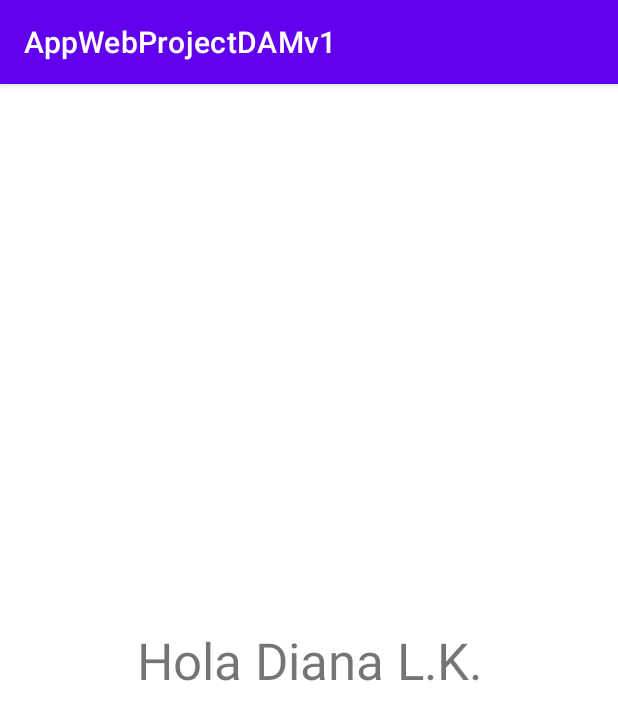
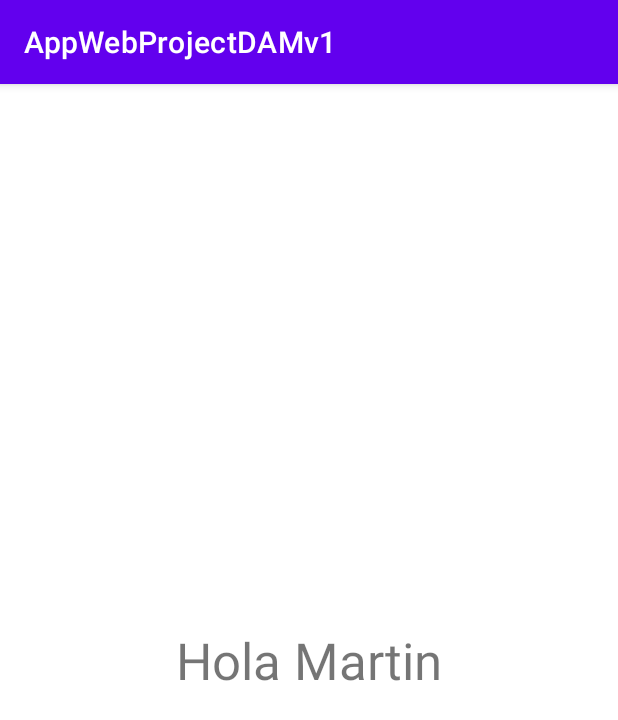
Before and after one commit to MartinMNapan/AppWebProjectDAMv1, an Android app: the screen it shows after launch (MainActivity), on a phone screen of 412 x 824 dp. Shown: the top 720 px of the screen. Run offline under Robolectric (Android 15) with nearby library versions, the phone set to English and light mode, and no system bars.

Commit message:
cambie hola diana por hola martin

```diff
--- a/app/src/main/res/layout/activity_main.xml
+++ b/app/src/main/res/layout/activity_main.xml
@@ -9,7 +9,7 @@
     <TextView
         android:layout_width="wrap_content"
         android:layout_height="wrap_content"
-        android:text="Hola Diana L.K."
+        android:text="Hola Martin"
         android:textSize="34sp"
         app:layout_constraintBottom_toBottomOf="parent"
         app:layout_constraintLeft_toLeftOf="parent"
```
